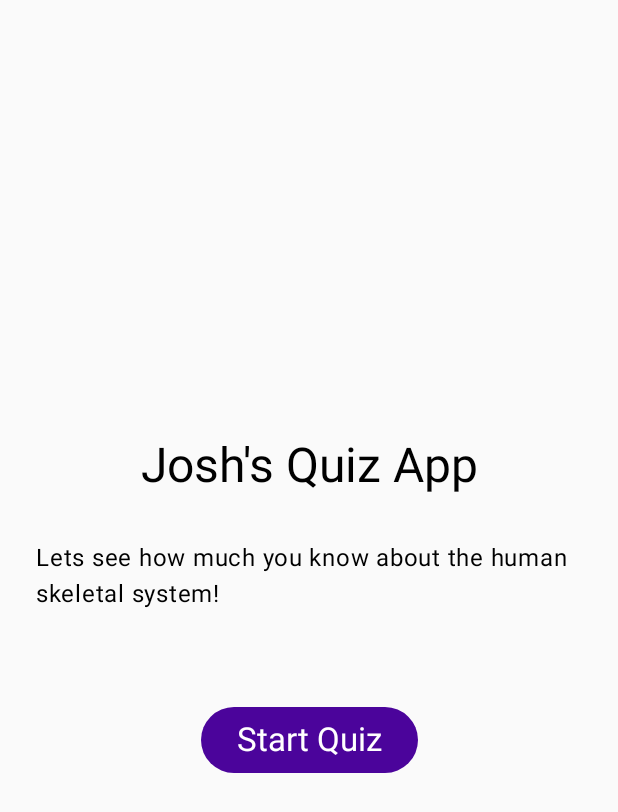
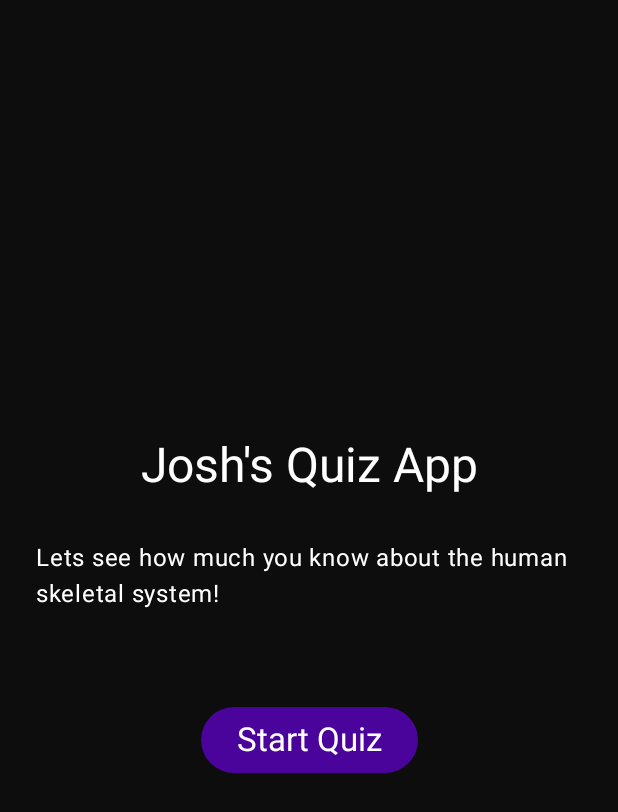
Before and after one commit to jkuschner/SkeletalSystemQuizApp, an Android app built with Jetpack Compose: the HomeScreen screen opened through its navigation route, on a phone screen of 412 x 824 dp. Shown: the top 812 px of the screen. Run offline under Robolectric (Android 15) with nearby library versions, the phone set to English and light mode, and no system bars.

Commit message:
add black background and purple buttons

```diff
--- a/app/src/main/java/com/example/quizapp/ui/HomeScreen.kt
+++ b/app/src/main/java/com/example/quizapp/ui/HomeScreen.kt
@@ -1,5 +1,6 @@
 package com.example.quizapp.ui
 
+import androidx.compose.foundation.background
 import androidx.compose.foundation.layout.Arrangement
 import androidx.compose.foundation.layout.Column
 import androidx.compose.foundation.layout.fillMaxSize
@@ -18,6 +19,7 @@ fun HomeScreen(onStartQuizClicked: () -> Unit) {
     Column(
         modifier = Modifier
             .fillMaxSize()
+            .background(MaterialTheme.colorScheme.background)
             .padding(24.dp),
         horizontalAlignment = Alignment.CenterHorizontally,
         verticalArrangement = Arrangement.Center
@@ -26,6 +28,7 @@ fun HomeScreen(onStartQuizClicked: () -> Unit) {
         Text(
             text = "Josh's Quiz App",
             style = MaterialTheme.typography.headlineLarge,
+            color = MaterialTheme.colorScheme.onBackground,
             modifier = Modifier.padding(bottom = 32.dp)
         )
 
@@ -33,6 +36,7 @@ fun HomeScreen(onStartQuizClicked: () -> Unit) {
         Text(
             text = "Lets see how much you know about the human skeletal system!",
             style = MaterialTheme.typography.bodyLarge,
+            color = MaterialTheme.colorScheme.onBackground,
             modifier = Modifier.padding(bottom = 48.dp)
         )
 
```
